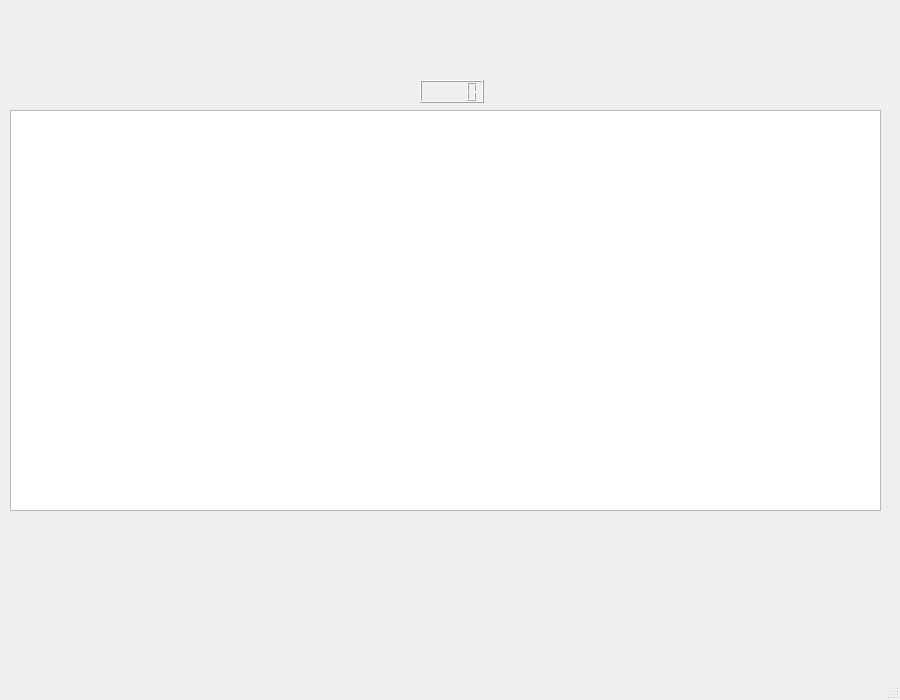
Before: the Qt Designer form juego/mainwindow.ui in vvolf02/final-info-II, drawn with Qt 5.
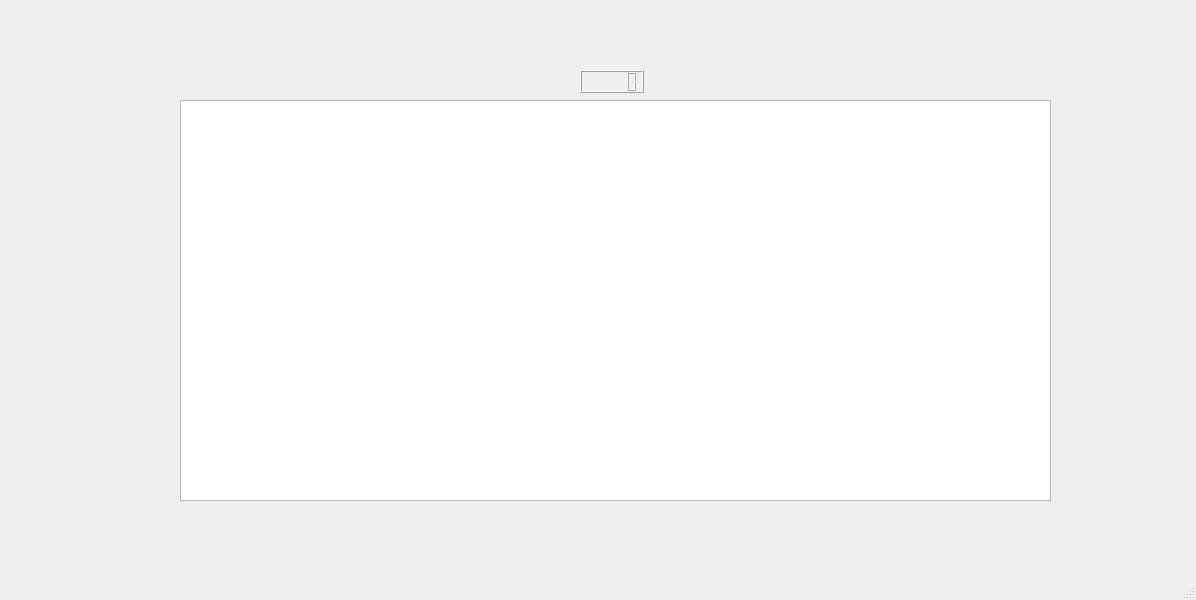
After: the same form once the commit is applied.

```diff
--- a/juego/mainwindow.ui
+++ b/juego/mainwindow.ui
@@ -6,8 +6,8 @@
    <rect>
     <x>0</x>
     <y>0</y>
-    <width>900</width>
-    <height>700</height>
+    <width>1196</width>
+    <height>600</height>
    </rect>
   </property>
   <property name="windowTitle">
@@ -17,8 +17,8 @@
    <widget class="QGraphicsView" name="graphicsView">
     <property name="geometry">
      <rect>
-      <x>10</x>
-      <y>110</y>
+      <x>180</x>
+      <y>100</y>
       <width>871</width>
       <height>401</height>
      </rect>
@@ -27,8 +27,8 @@
    <widget class="QLCDNumber" name="lcdNumber">
     <property name="geometry">
      <rect>
-      <x>420</x>
-      <y>80</y>
+      <x>580</x>
+      <y>70</y>
       <width>64</width>
       <height>23</height>
      </rect>
```
Left out of the diff: 2 changed lines with no effect on the pictures.
